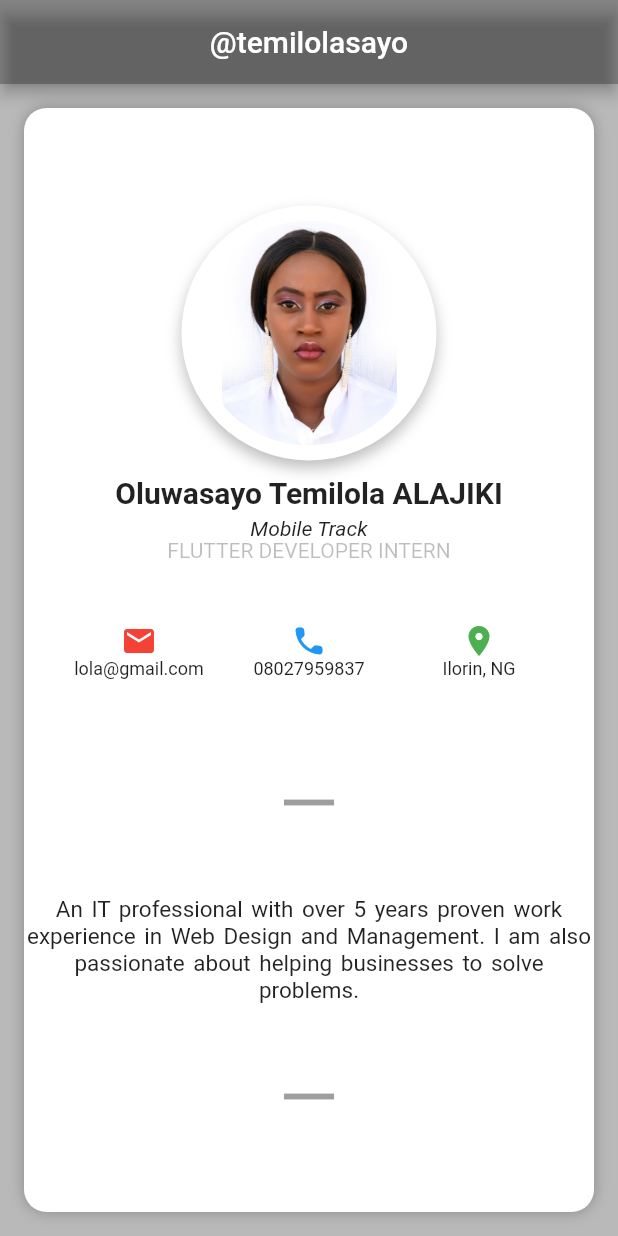
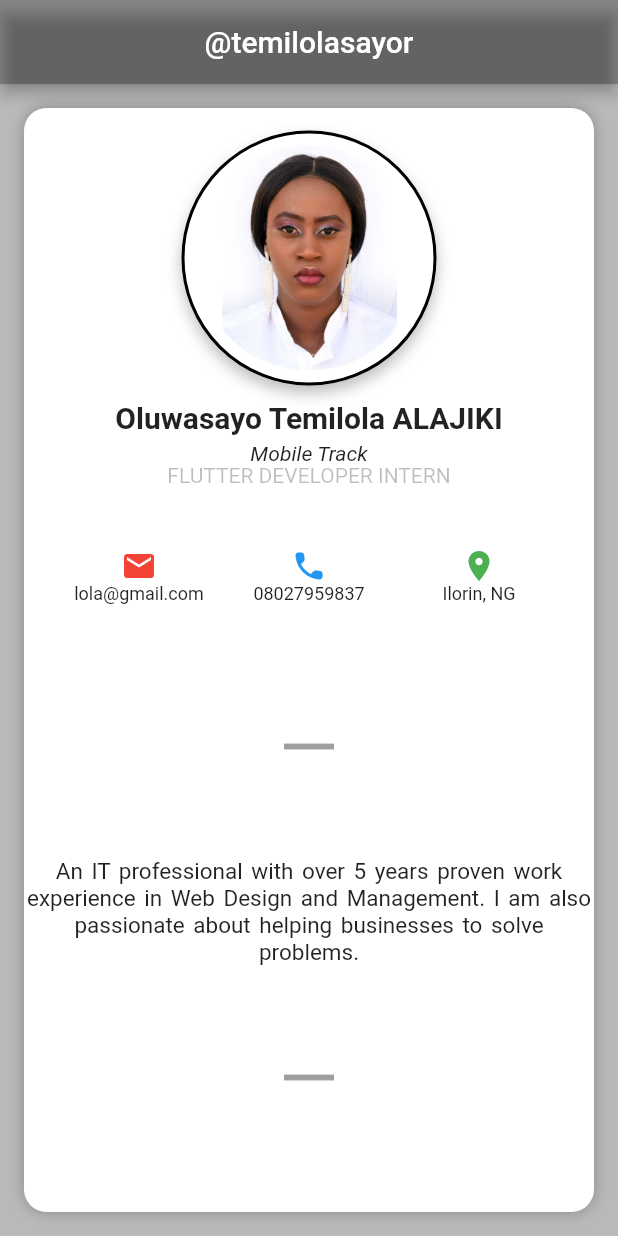
Before and after one commit to temilolasayo/my_portfolio, a Flutter app: the screen it shows after launch, on a phone screen of 412 x 824 dp. Run offline on Flutter 3.47's test engine with Material 2 defaults, Android fonts, the phone set to English and light mode, and no system bars.

Commit message:
Fixed the overflow error for smaller devices

```diff
--- a/lib/main.dart
+++ b/lib/main.dart
@@ -11,10 +11,11 @@ class PortfolioApp extends StatelessWidget {
       home: Scaffold(
         appBar: AppBar(
           backgroundColor: Colors.black45,
-          title: Text("@temilolasayo"),
+          title: Text("@temilolasayor"),
           centerTitle: true,
         ),
-        body: Container(
+        body: SafeArea(
+          child: Container(
             color: Colors.black26,
             child: Padding(
               padding: const EdgeInsets.all(16.0),
@@ -36,21 +37,17 @@ class PortfolioApp extends StatelessWidget {
                     ),
                     child: Column(
                       children: [
-                      Padding(
-                        padding: const EdgeInsets.only(
-                          top: 50.0,
-                        ),
-                        child: Column(
+                        Column(
                           children: [
                             //The cirle layout for the displayed image
                             Container(
                               width: 170.0,
                               height: 170.0,
                               decoration: BoxDecoration(
-                                // border: Border.all(
-                                //   color: Colors.black,
-                                //   width: 2.0,
-                                // ),
+                                border: Border.all(
+                                  color: Colors.black,
+                                  width: 2.0,
+                                ),
                                 shape: BoxShape.circle,
                                 color: Colors.white,
                                 boxShadow: [
@@ -75,7 +72,6 @@ class PortfolioApp extends StatelessWidget {
                               ),
                             ),
                           ],
-                        ),
                         ),
                         //Displaying details about me, name, track, email, phone number etc
                         Padding(
@@ -194,6 +190,7 @@ class PortfolioApp extends StatelessWidget {
             ),
           ),
         ),
+      ),
     );
   }
 }
--- a/pubspec.yaml
+++ b/pubspec.yaml
@@ -48,7 +48,6 @@ flutter:
   assets:
 
     - assets/images/temilola.jpg
-    - assets/images/sayo.jpg
 
 
   # An image asset can refer to one or more resolution-specific "variants", see
```
Lines whose indentation alone changed are shown as unchanged.
